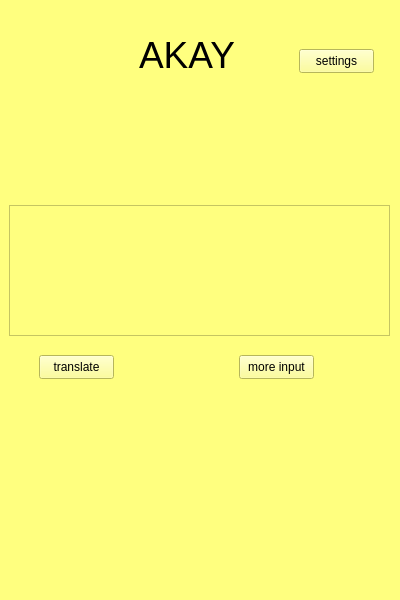
The window that App/ui_forms/app.ui (0CottonBuds/Akay) describes before a commit, drawn with Qt 5.
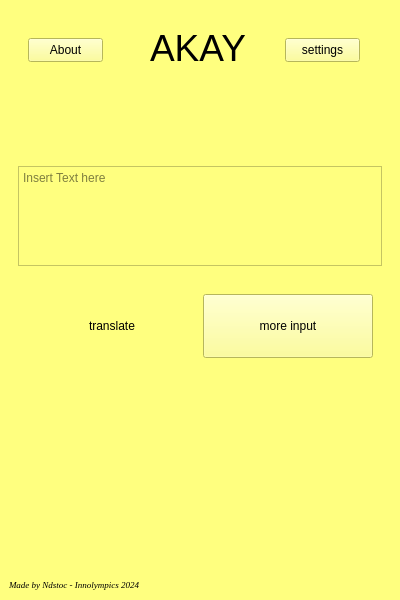
The same window after the commit.

```diff
--- a/App/ui_forms/app.ui
+++ b/App/ui_forms/app.ui
@@ -42,15 +42,35 @@
        <layout class="QVBoxLayout" name="verticalLayout_3">
         <item>
          <widget class="QWidget" name="main_page_header" native="true">
+          <property name="maximumSize">
+           <size>
+            <width>16777215</width>
+            <height>80</height>
+           </size>
+          </property>
+          <layout class="QHBoxLayout" name="horizontalLayout">
+           <item>
+            <widget class="QWidget" name="widget" native="true">
+             <widget class="QPushButton" name="pushButton">
+              <property name="geometry">
+               <rect>
+                <x>10</x>
+                <y>20</y>
+                <width>75</width>
+                <height>24</height>
+               </rect>
+              </property>
+              <property name="text">
+               <string>About</string>
+              </property>
+             </widget>
+            </widget>
+           </item>
+           <item>
+            <widget class="QWidget" name="widget_2" native="true">
+             <layout class="QHBoxLayout" name="horizontalLayout_2">
+              <item>
           <widget class="QLabel" name="header_name">
-           <property name="geometry">
-            <rect>
-             <x>130</x>
-             <y>10</y>
-             <width>111</width>
-             <height>71</height>
-            </rect>
-           </property>
            <property name="font">
             <font>
              <pointsize>28</pointsize>
@@ -60,11 +80,17 @@
             <string>AKAY</string>
            </property>
           </widget>
+              </item>
+             </layout>
+            </widget>
+           </item>
+           <item>
+            <widget class="QWidget" name="widget_3" native="true">
           <widget class="QPushButton" name="settings_button">
            <property name="geometry">
             <rect>
-             <x>290</x>
-             <y>40</y>
+                <x>20</x>
+                <y>20</y>
              <width>75</width>
              <height>24</height>
             </rect>
@@ -75,48 +101,130 @@
           </widget>
          </widget>
         </item>
+          </layout>
+         </widget>
+        </item>
         <item>
          <widget class="QWidget" name="main_page_main" native="true">
+          <layout class="QVBoxLayout" name="verticalLayout_5">
+           <item>
+            <spacer name="verticalSpacer">
+             <property name="orientation">
+              <enum>Qt::Orientation::Vertical</enum>
+             </property>
+             <property name="sizeType">
+              <enum>QSizePolicy::Policy::Fixed</enum>
+             </property>
+             <property name="sizeHint" stdset="0">
+              <size>
+               <width>20</width>
+               <height>64</height>
+              </size>
+             </property>
+            </spacer>
+           </item>
+           <item>
           <widget class="QTextEdit" name="plain_text_input">
-           <property name="geometry">
-            <rect>
-             <x>0</x>
-             <y>0</y>
-             <width>381</width>
-             <height>131</height>
-            </rect>
-           </property>
-          </widget>
+             <property name="maximumSize">
+              <size>
+               <width>16777215</width>
+               <height>100</height>
+              </size>
+             </property>
+             <property name="placeholderText">
+              <string>Insert Text here</string>
+             </property>
+            </widget>
+           </item>
+           <item>
+            <widget class="QWidget" name="widget_4" native="true">
+             <layout class="QHBoxLayout" name="horizontalLayout_3">
+              <item>
           <widget class="QPushButton" name="translate_button">
-           <property name="geometry">
-            <rect>
-             <x>30</x>
-             <y>150</y>
-             <width>75</width>
-             <height>24</height>
-            </rect>
+                <property name="minimumSize">
+                 <size>
+                  <width>0</width>
+                  <height>64</height>
+                 </size>
+                </property>
+                <property name="styleSheet">
+                 <string notr="true">border-radius: 20px</string>
            </property>
            <property name="text">
             <string>translate</string>
            </property>
           </widget>
+              </item>
+              <item>
           <widget class="QPushButton" name="more_input_button">
-           <property name="geometry">
-            <rect>
-             <x>230</x>
-             <y>150</y>
-             <width>75</width>
-             <height>24</height>
-            </rect>
+                <property name="maximumSize">
+                 <size>
+                  <width>16777215</width>
+                  <height>64</height>
+                 </size>
            </property>
            <property name="text">
             <string>more input</string>
            </property>
           </widget>
+              </item>
+             </layout>
          </widget>
         </item>
         <item>
-         <widget class="QWidget" name="main_page_main2" native="true"/>
+            <spacer name="verticalSpacer_2">
+             <property name="orientation">
+              <enum>Qt::Orientation::Vertical</enum>
+             </property>
+             <property name="sizeType">
+              <enum>QSizePolicy::Policy::Fixed</enum>
+             </property>
+             <property name="sizeHint" stdset="0">
+              <size>
+               <width>20</width>
+               <height>120</height>
+              </size>
+             </property>
+            </spacer>
+           </item>
+          </layout>
+         </widget>
+        </item>
+        <item>
+         <widget class="QWidget" name="main_page_main2" native="true">
+          <property name="minimumSize">
+           <size>
+            <width>0</width>
+            <height>75</height>
+           </size>
+          </property>
+          <property name="maximumSize">
+           <size>
+            <width>16777215</width>
+            <height>75</height>
+           </size>
+          </property>
+          <widget class="QLabel" name="label">
+           <property name="geometry">
+            <rect>
+             <x>0</x>
+             <y>60</y>
+             <width>211</width>
+             <height>16</height>
+            </rect>
+           </property>
+           <property name="font">
+            <font>
+             <family>Times New Roman</family>
+             <pointsize>7</pointsize>
+             <italic>true</italic>
+            </font>
+           </property>
+           <property name="text">
+            <string>Made by Ndstoc - Innolympics 2024</string>
+           </property>
+          </widget>
+         </widget>
         </item>
        </layout>
       </widget>
```
Lines whose indentation alone changed are shown as unchanged.
